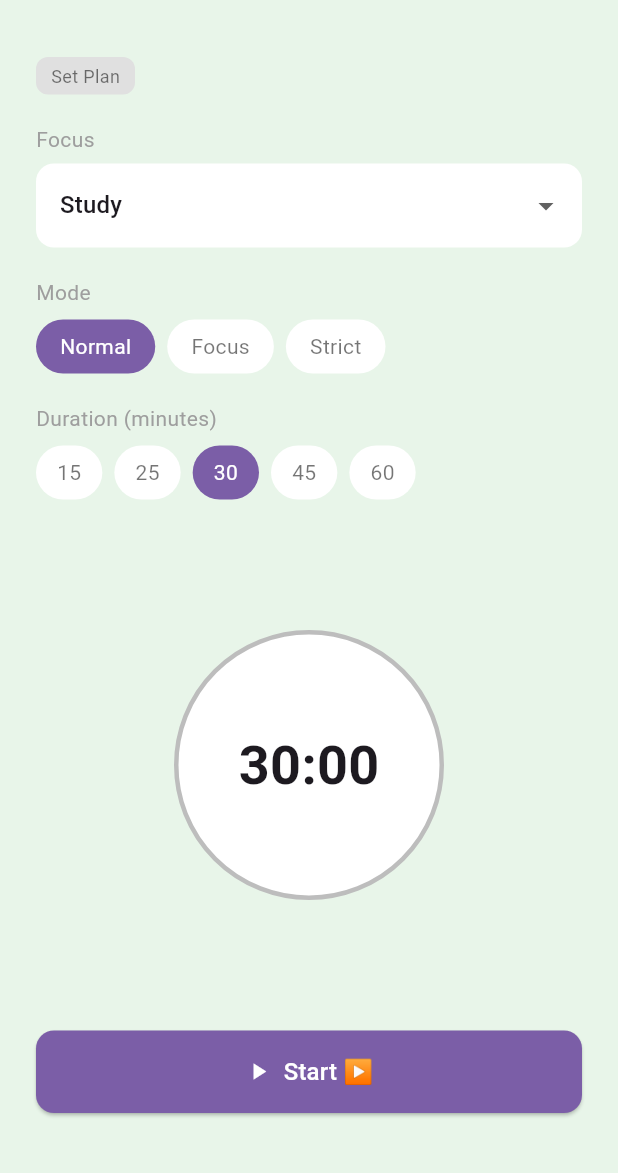
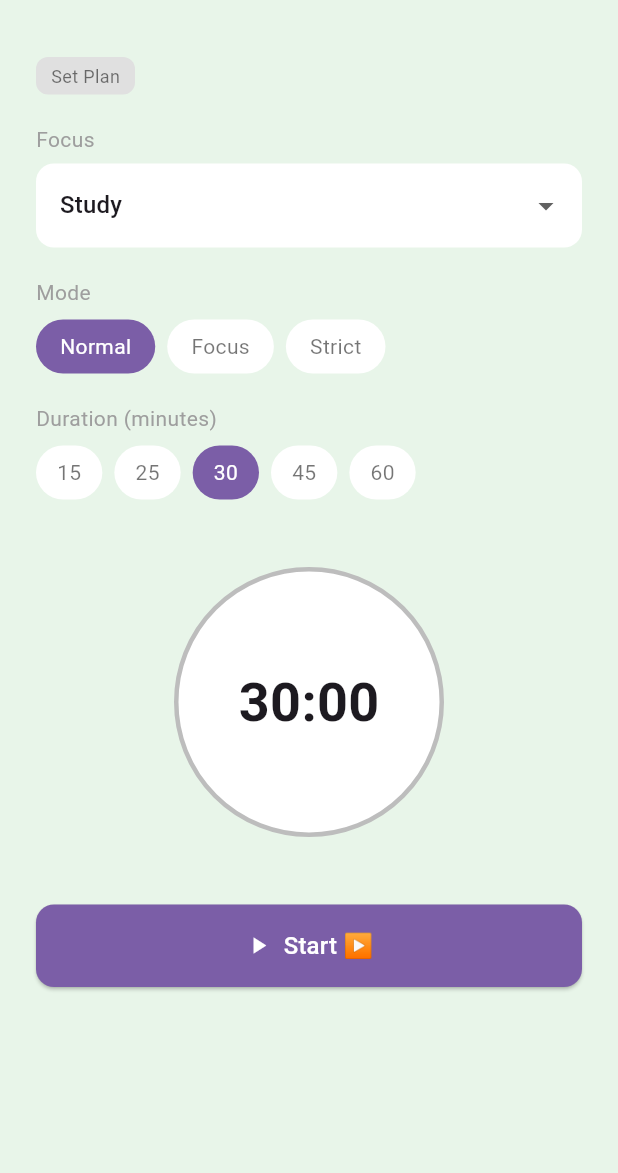
Before and after one commit to winnietnw/ITDS283_Sec2_Group10, a Flutter app: the TimerScreen screen opened by its route, on a phone screen of 412 x 824 dp, the part 63-1236 px from its top. Run offline on Flutter 3.47's test engine with Material 3 defaults, Android fonts, the phone set to English and light mode, and no system bars; our stand-ins replace cloud_firestore, device_info_plus, firebase_auth, firebase_core, firebase_storage, fl_chart and 1 more; missing offline and left inert: network_info_plus; accounts and stored records are empty; Roboto replaces fonts that are missing (Poppins).

Commit message:
fix timer nav

```diff
--- a/vibecheck_app/lib/screens/timer_screen.dart
+++ b/vibecheck_app/lib/screens/timer_screen.dart
@@ -177,7 +177,7 @@
                 ),
               ),
             ),
-            const SizedBox(height: 16),
+            const SizedBox(height: 100),
           ],
         ),
       ),
```
